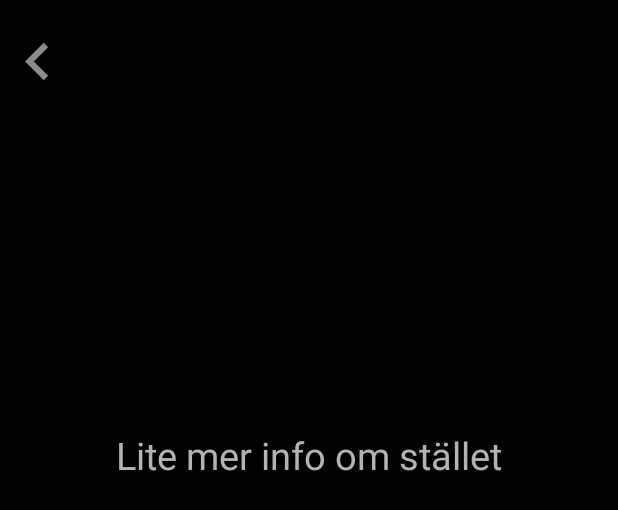
After one commit to Salmberg/PlacesApp, an Android app: the layout activity_info.xml on its own in the app's theme, with its tools: preview values and no code run, on a phone screen of 412 x 824 dp. The commit adds this screen. Shown: the top 510 px of the screen. Run offline under Robolectric (Android 15) with nearby library versions, the phone set to English and light mode, and no system bars; Roboto replaces fonts that are not available here.

Commit message:
Updated version with clicklistener on the name of the place and a new "InfoActivity"

```diff
--- a/app/src/main/java/com/example/placesapp/PlacesActivity.kt
+++ b/app/src/main/java/com/example/placesapp/PlacesActivity.kt
@@ -67,7 +67,6 @@ class PlacesActivity : AppCompatActivity() {
             finish()
         }
 
-
     }
 
     @SuppressLint("NotifyDataSetChanged")
--- /dev/null
+++ b/app/src/main/res/layout/activity_info.xml
@@ -0,0 +1,36 @@
+<?xml version="1.0" encoding="utf-8"?>
+<androidx.constraintlayout.widget.ConstraintLayout xmlns:android="http://schemas.android.com/apk/res/android"
+    xmlns:app="http://schemas.android.com/apk/res-auto"
+    xmlns:tools="http://schemas.android.com/tools"
+    android:layout_width="match_parent"
+    android:layout_height="match_parent"
+    android:background="#000000"
+    tools:context=".InfoActivity">
+
+    <TextView
+        android:id="@+id/infoTextView"
+        android:layout_width="wrap_content"
+        android:layout_height="wrap_content"
+        android:text="Lite mer info om stället"
+        android:textAlignment="center"
+        android:textColor="#B3B3B3"
+        android:textSize="25sp"
+        app:layout_constraintBottom_toBottomOf="parent"
+        app:layout_constraintEnd_toEndOf="parent"
+        app:layout_constraintHorizontal_bias="0.498"
+        app:layout_constraintStart_toStartOf="parent"
+        app:layout_constraintTop_toTopOf="parent"
+        app:layout_constraintVertical_bias="0.362" />
+
+    <ImageButton
+        android:id="@+id/backToPlacesActivity"
+        android:layout_width="wrap_content"
+        android:layout_height="wrap_content"
+        android:layout_marginTop="16dp"
+        android:background="#000000"
+        app:layout_constraintEnd_toEndOf="parent"
+        app:layout_constraintHorizontal_bias="0.0"
+        app:layout_constraintStart_toStartOf="parent"
+        app:layout_constraintTop_toTopOf="parent"
+        app:srcCompat="@drawable/ic_baseline_navigate_before_24" />
+</androidx.constraintlayout.widget.ConstraintLayout>
```
Also changed, not shown: app/src/main/AndroidManifest.xml (+7 -0 lines), app/src/main/java/com/example/placesapp/InfoActivity.kt (added, +29 -0 lines), app/src/main/java/com/example/placesapp/PlacesRecyclerAdapter.kt (+12 -2 lines), app/src/main/res/layout/places.xml (+4 -14 lines), 1 other file.
